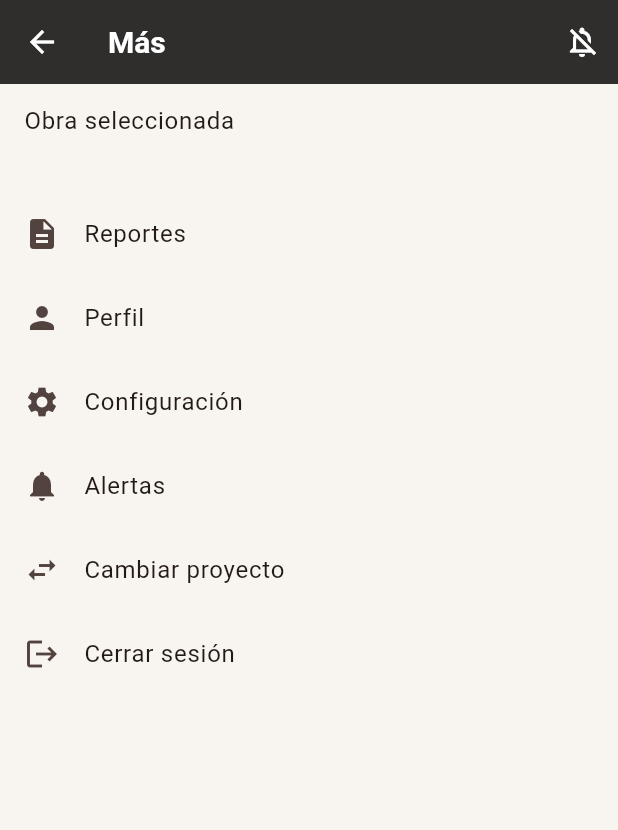
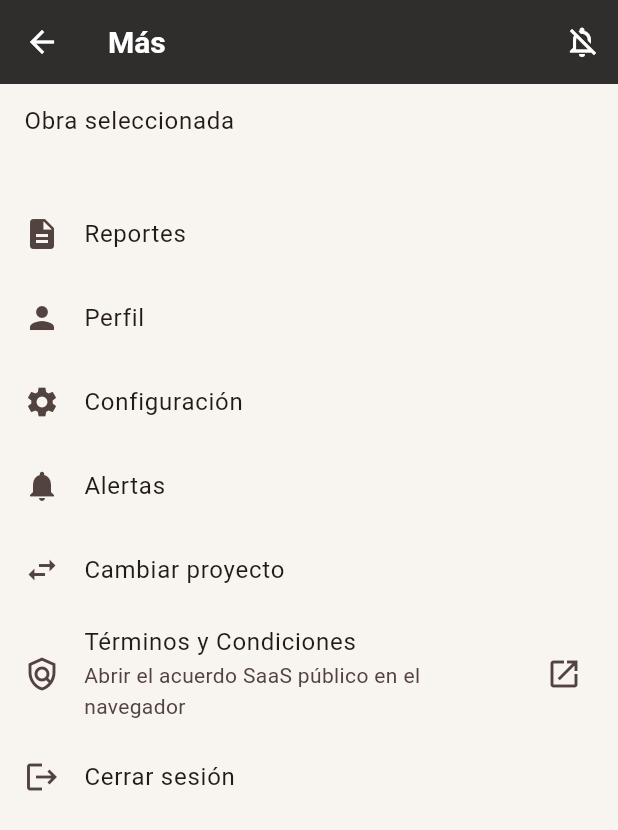
Before and after one commit to UPC-1ASI0732-202620-9112-ArquiTech/ArquiTech-FrontendMobile, a Flutter app: the MorePage screen opened directly with empty values, on a phone screen of 412 x 824 dp. Shown: the top 830 px of the screen. Run offline on Flutter 3.47's test engine with Material 3 defaults, Android fonts, the phone set to English and light mode, and no system bars; our stand-ins replace dio, flutter_riverpod, flutter_secure_storage, go_router, pdf, printing and 1 more; accounts and stored records are empty; network calls fail.

Commit message:
feat(legal): publish shared bilingual SaaS agreement access

```diff
--- a/lib/app/localization/app_en.arb
+++ b/lib/app/localization/app_en.arb
@@ -198,5 +198,8 @@
   "deleteProject": "Delete project",
   "deleteProjectWarning": "This action is irreversible. Workers, tasks, attendance, materials and movements, incidents and machinery of this project will be deleted.",
   "confirmProjectName": "Type the project name to confirm",
-  "projectDeleted": "Project deleted"
+  "projectDeleted": "Project deleted",
+  "termsAndConditions": "Terms and Conditions",
+  "legalOpensBrowser": "Open the public SaaS Agreement in your browser",
+  "legalOpenError": "Could not open the browser. Please try again."
 }
--- a/lib/app/localization/app_es.arb
+++ b/lib/app/localization/app_es.arb
@@ -198,5 +198,8 @@
   "deleteProject": "Eliminar proyecto",
   "deleteProjectWarning": "Esta acción es irreversible. Se eliminarán trabajadores, tareas, asistencia, materiales y movimientos, incidentes y maquinaria de esta obra.",
   "confirmProjectName": "Escribe el nombre del proyecto para confirmar",
-  "projectDeleted": "Proyecto eliminado"
+  "projectDeleted": "Proyecto eliminado",
+  "termsAndConditions": "Términos y Condiciones",
+  "legalOpensBrowser": "Abrir el acuerdo SaaS público en el navegador",
+  "legalOpenError": "No se pudo abrir el navegador. Inténtalo de nuevo."
 }
--- a/lib/app/localization/app_localizations.dart
+++ b/lib/app/localization/app_localizations.dart
@@ -1291,6 +1291,24 @@ abstract class AppLocalizations {
   /// In es, this message translates to:
   /// **'Proyecto eliminado'**
   String get projectDeleted;
+
+  /// No description provided for @termsAndConditions.
+  ///
+  /// In es, this message translates to:
+  /// **'Términos y Condiciones'**
+  String get termsAndConditions;
+
+  /// No description provided for @legalOpensBrowser.
+  ///
+  /// In es, this message translates to:
+  /// **'Abrir el acuerdo SaaS público en el navegador'**
+  String get legalOpensBrowser;
+
+  /// No description provided for @legalOpenError.
+  ///
+  /// In es, this message translates to:
+  /// **'No se pudo abrir el navegador. Inténtalo de nuevo.'**
+  String get legalOpenError;
 }
 
 class _AppLocalizationsDelegate
--- a/lib/app/localization/app_localizations_es.dart
+++ b/lib/app/localization/app_localizations_es.dart
@@ -626,4 +626,15 @@ class AppLocalizationsEs extends AppLocalizations {
 
   @override
   String get projectDeleted => 'Proyecto eliminado';
+
+  @override
+  String get termsAndConditions => 'Términos y Condiciones';
+
+  @override
+  String get legalOpensBrowser =>
+      'Abrir el acuerdo SaaS público en el navegador';
+
+  @override
+  String get legalOpenError =>
+      'No se pudo abrir el navegador. Inténtalo de nuevo.';
 }
--- /dev/null
+++ b/lib/core/config/legal_links.dart
@@ -0,0 +1,6 @@
+/// The public agreement is maintained in the Landing Page.
+abstract final class LegalLinks {
+  static final terms = Uri.parse(
+    'https://upc-1asi0732-202620-9112-arquitech.github.io/ArquiTech-LandingPage/terms/',
+  );
+}
--- a/lib/features/profile/presentation/pages/more_page.dart
+++ b/lib/features/profile/presentation/pages/more_page.dart
@@ -1,6 +1,9 @@
 import 'package:flutter/material.dart';
 import 'package:flutter_riverpod/flutter_riverpod.dart';
 import 'package:go_router/go_router.dart';
+import 'package:url_launcher/url_launcher.dart';
+
+import '../../../../core/config/legal_links.dart';
 
 import '../../../../app/localization/localization_context.dart';
 import '../../../auth/presentation/controllers/session_controller.dart';
@@ -51,6 +54,28 @@ class MorePage extends ConsumerWidget {
           },
         ),
         ListTile(
+          leading: const Icon(Icons.policy_outlined),
+          title: Text(context.l10n.termsAndConditions),
+          subtitle: Text(context.l10n.legalOpensBrowser),
+          trailing: const Icon(Icons.open_in_new),
+          onTap: () async {
+            bool opened;
+            try {
+              opened = await launchUrl(
+                LegalLinks.terms,
+                mode: LaunchMode.externalApplication,
+              );
+            } catch (_) {
+              opened = false;
+            }
+            if (!opened && context.mounted) {
+              ScaffoldMessenger.of(context).showSnackBar(
+                SnackBar(content: Text(context.l10n.legalOpenError)),
+              );
+            }
+          },
+        ),
+        ListTile(
           leading: const Icon(Icons.logout),
           title: Text(context.l10n.logout),
           onTap: () async {
--- a/pubspec.yaml
+++ b/pubspec.yaml
@@ -42,6 +42,7 @@ dependencies:
   pdf: ^3.11.3
   printing: ^5.14.2
   shared_preferences: ^2.5.3
+  url_launcher: ^6.3.2
 
 dev_dependencies:
   flutter_test:
```
Also changed, not shown: lib/app/localization/app_localizations_en.dart (+10 -0 lines), pubspec.lock.
